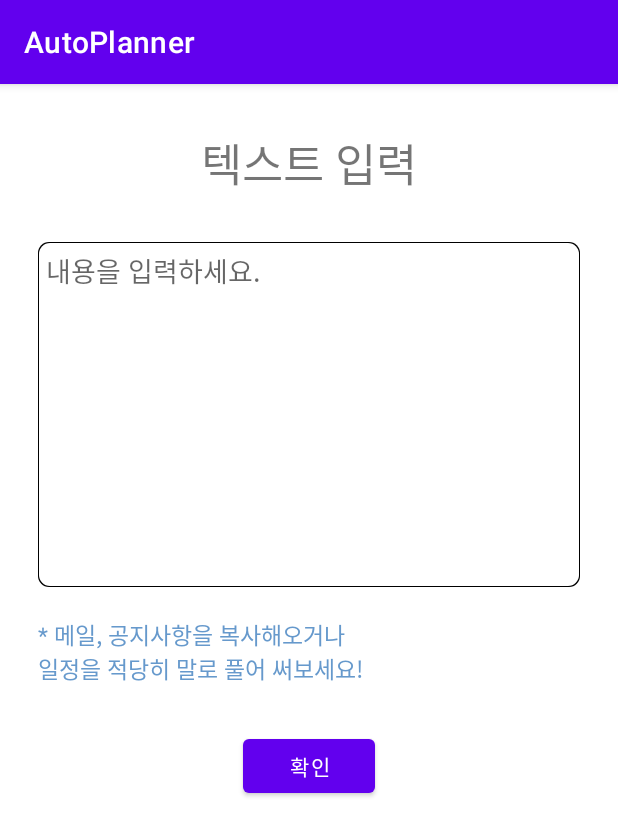
After one commit to zipdoriCapstoneDesign/AutoPlanner, an Android app: the fragment TextInputFragment shown on its own in the app's theme, on a phone screen of 412 x 824 dp. The commit adds this screen. Shown: the top 836 px of the screen. Run offline under Robolectric (Android 15) with nearby library versions, the phone set to English and light mode, and no system bars.

Commit message:
Feat: AI 일정 추가의 텍스트 입력 Fragment 추가

```diff
--- a/app/src/main/java/com/zipdori/autoplanner/MainActivity.kt
+++ b/app/src/main/java/com/zipdori/autoplanner/MainActivity.kt
@@ -26,6 +26,7 @@ class MainActivity : AppCompatActivity() {
         setContentView(binding.root)
 
         setSupportActionBar(binding.appBarMain.toolbar)
+        supportActionBar?.setDisplayShowTitleEnabled(false)
 
         drawerLayout = binding.drawerLayout
 
@@ -36,7 +37,7 @@ class MainActivity : AppCompatActivity() {
         // menu should be considered as top level destinations.
         appBarConfiguration = AppBarConfiguration(
             setOf(
-                R.id.nav_home, R.id.nav_gallery, R.id.nav_slideshow
+                R.id.nav_home, R.id.nav_slideshow
             ), drawerLayout
         )
         setupActionBarWithNavController(navController, appBarConfiguration)
--- /dev/null
+++ b/app/src/main/java/com/zipdori/autoplanner/ui/textinput/TextInputFragment.kt
@@ -0,0 +1,38 @@
+package com.zipdori.autoplanner.ui.textinput
+
+import android.os.Bundle
+import android.view.LayoutInflater
+import android.view.View
+import android.view.ViewGroup
+import androidx.fragment.app.Fragment
+import androidx.lifecycle.ViewModelProvider
+import com.zipdori.autoplanner.databinding.FragmentTextInputBinding
+
+class TextInputFragment : Fragment() {
+
+    private lateinit var textInputViewModel: TextInputViewModel
+    private var _binding: FragmentTextInputBinding? = null
+
+    // This property is only valid between onCreateView and
+    // onDestroyView.
+    private val binding get() = _binding!!
+
+    override fun onCreateView(
+        inflater: LayoutInflater,
+        container: ViewGroup?,
+        savedInstanceState: Bundle?
+    ): View? {
+        textInputViewModel =
+            ViewModelProvider(this).get(TextInputViewModel::class.java)
+
+        _binding = FragmentTextInputBinding.inflate(inflater, container, false)
+        val root: View = binding.root
+
+        return root
+    }
+
+    override fun onDestroyView() {
+        super.onDestroyView()
+        _binding = null
+    }
+}
--- a/app/src/main/java/com/zipdori/autoplanner/ui/gallery/GalleryViewModel.kt
+++ b/app/src/main/java/com/zipdori/autoplanner/ui/textinput/TextInputViewModel.kt
@@ -1,10 +1,10 @@
-package com.zipdori.autoplanner.ui.gallery
+package com.zipdori.autoplanner.ui.textinput
 
 import androidx.lifecycle.LiveData
 import androidx.lifecycle.MutableLiveData
 import androidx.lifecycle.ViewModel
 
-class GalleryViewModel : ViewModel() {
+class TextInputViewModel : ViewModel() {
 
     private val _text = MutableLiveData<String>().apply {
         value = "This is gallery Fragment"
--- /dev/null
+++ b/app/src/main/res/drawable-v24/bordered_edit_text.xml
@@ -0,0 +1,21 @@
+<?xml version="1.0" encoding="utf-8"?>
+<layer-list xmlns:android="http://schemas.android.com/apk/res/android">
+    <item>
+        <shape android:shape="rectangle">
+            <solid android:color="#000000" />
+            <corners android:radius="7dp" />
+        </shape>
+    </item>
+
+    <item
+        android:top="1dp"
+        android:bottom="1dp"
+        android:left="1dp"
+        android:right="1dp">
+        <shape android:shape="rectangle">
+            <solid android:color="?attr/colorOnPrimary" />
+            <corners android:radius="7dp" />
+        </shape>
+    </item>
+
+</layer-list>
--- /dev/null
+++ b/app/src/main/res/layout/fragment_text_input.xml
@@ -0,0 +1,61 @@
+<?xml version="1.0" encoding="utf-8"?>
+<androidx.constraintlayout.widget.ConstraintLayout xmlns:android="http://schemas.android.com/apk/res/android"
+    xmlns:app="http://schemas.android.com/apk/res-auto"
+    xmlns:tools="http://schemas.android.com/tools"
+    android:layout_width="match_parent"
+    android:layout_height="match_parent"
+    tools:context=".ui.textinput.TextInputFragment">
+
+    <TextView
+        android:id="@+id/tv_text_input"
+        android:layout_width="wrap_content"
+        android:layout_height="wrap_content"
+        android:text="텍스트 입력"
+        android:textSize="30dp"
+        android:layout_marginTop="30dp"
+        app:layout_constraintTop_toTopOf="parent"
+        app:layout_constraintLeft_toLeftOf="parent"
+        app:layout_constraintRight_toRightOf="parent" />
+
+    <EditText
+        android:id="@+id/et_text_input"
+        android:layout_width="match_parent"
+        android:layout_height="0dp"
+        android:hint="내용을 입력하세요."
+        android:background="@drawable/bordered_edit_text"
+        android:lines="10"
+        android:inputType="textMultiLine"
+        android:gravity="top"
+        android:layout_marginTop="30dp"
+        android:layout_marginLeft="25dp"
+        android:layout_marginRight="25dp"
+        android:padding="5dp"
+        app:layout_constraintTop_toBottomOf="@id/tv_text_input"
+        app:layout_constraintLeft_toLeftOf="parent"
+        app:layout_constraintRight_toRightOf="parent"/>
+
+    <TextView
+        android:id="@+id/tv_guid_text_input"
+        android:layout_width="match_parent"
+        android:layout_height="wrap_content"
+        android:text="* 메일, 공지사항을 복사해오거나\n일정을 적당히 말로 풀어 써보세요!"
+        android:textSize="15dp"
+        android:textColor="@color/blue_gray"
+        android:layout_marginTop="20dp"
+        android:layout_marginLeft="25dp"
+        android:layout_marginRight="25dp"
+        app:layout_constraintTop_toBottomOf="@id/et_text_input"
+        app:layout_constraintLeft_toLeftOf="parent"
+        app:layout_constraintRight_toRightOf="parent" />
+
+    <Button
+        android:id="@+id/bt_ok_text_input"
+        android:layout_width="wrap_content"
+        android:layout_height="wrap_content"
+        android:text="확인"
+        android:layout_marginTop="30dp"
+        app:layout_constraintTop_toBottomOf="@id/tv_guid_text_input"
+        app:layout_constraintLeft_toLeftOf="parent"
+        app:layout_constraintRight_toRightOf="parent" />
+
+</androidx.constraintlayout.widget.ConstraintLayout>
--- a/app/src/main/res/menu/activity_main_drawer.xml
+++ b/app/src/main/res/menu/activity_main_drawer.xml
@@ -8,10 +8,12 @@
             android:id="@+id/nav_home"
             android:icon="@drawable/ic_menu_camera"
             android:title="@string/menu_home" />
+        <!--
         <item
             android:id="@+id/nav_gallery"
             android:icon="@drawable/ic_menu_gallery"
-            android:title="@string/menu_gallery" />
+            android:title="@string/menu_text_input" />
+            -->
         <item
             android:id="@+id/nav_slideshow"
             android:icon="@drawable/ic_menu_slideshow"
--- a/app/src/main/res/values/colors.xml
+++ b/app/src/main/res/values/colors.xml
@@ -8,11 +8,13 @@
     <color name="black">#FF000000</color>
     <color name="black_50pct">#80000000</color>
     <color name="white">#FFFFFFFF</color>
-    <color name="gray">#FF777777</color>
+    <color name="light_gray">#FFD3D3D3</color>
+    <color name="gray">#FF808080</color>
     <color name="material_800_blue">#FF1565C0</color>
     <color name="material_800_red">#FFC62828</color>
     <color name="material_800_blue_50pct">#801565C0</color>
     <color name="material_800_red_50pct">#80C62828</color>
     <color name="holiday">#FFDF8084</color>
     <color name="user_schedule">#FF71C4E6</color>
+    <color name="blue_gray">#FF6699CC</color>
 </resources>
--- a/app/src/main/res/values/strings.xml
+++ b/app/src/main/res/values/strings.xml
@@ -8,6 +8,6 @@
     <string name="action_settings">Settings</string>
 
     <string name="menu_home">Home</string>
-    <string name="menu_gallery">Gallery</string>
+    <string name="menu_text_input">TextInput</string>
     <string name="menu_slideshow">Slideshow</string>
 </resources>
```
Also changed, not shown: app/src/main/java/com/zipdori/autoplanner/database/AutoPlannerDBHelper.kt (+14 -8 lines), app/src/main/java/com/zipdori/autoplanner/database/AutoPlannerDBModule.kt (+39 -7 lines), app/src/main/java/com/zipdori/autoplanner/database/AutoPlannerModule.kt (deleted, +0 -137 lines), app/src/main/java/com/zipdori/autoplanner/ui/gallery/GalleryFragment.kt (deleted, +0 -45 lines), app/src/main/java/com/zipdori/autoplanner/ui/home/HomeFragment.kt (+7 -12 lines), app/src/main/res/layout/fragment_gallery.xml (deleted, +0 -22 lines), app/src/main/res/navigation/mobile_navigation.xml (+9 -5 lines).
